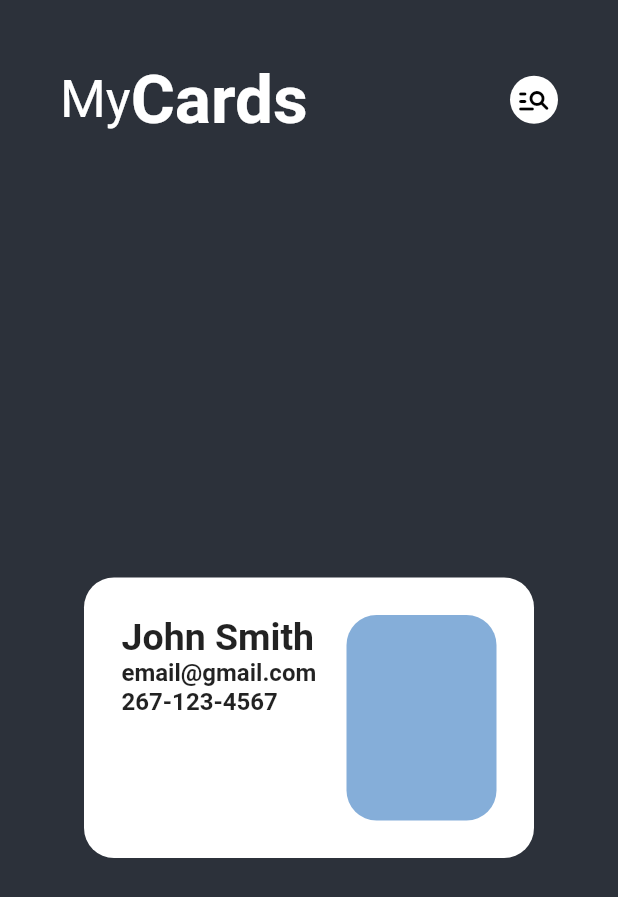
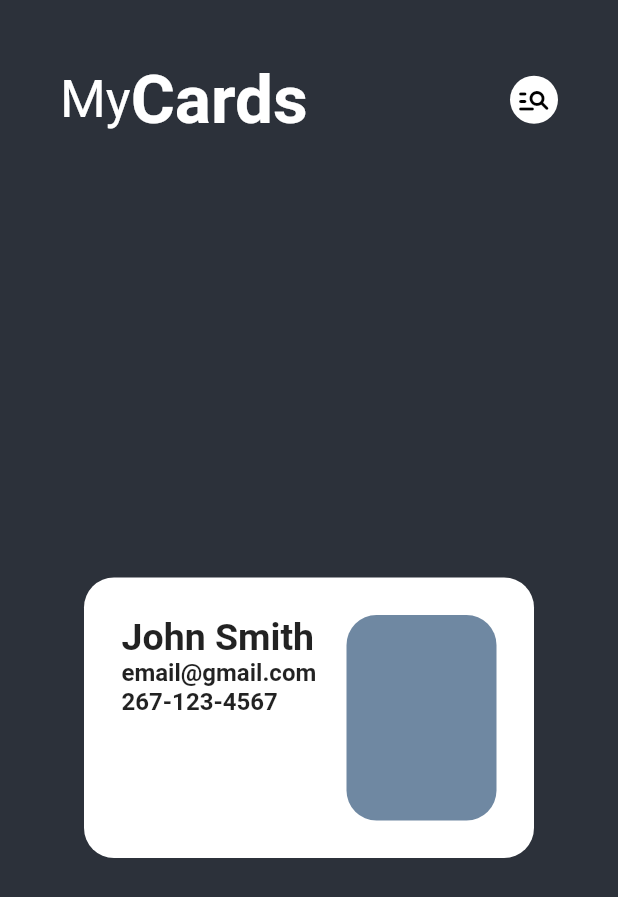
Before and after one commit to FroggoLight/WeCard-CI103-Course-Project, a Flutter app: the screen it shows after launch, on a phone screen of 412 x 824 dp. Shown: the top 897 px of the screen. Run offline on Flutter 3.47's test engine with Material 2 defaults, Android fonts, the phone set to English and light mode, and no system bars.

Commit message:
Deleted unecessary rows

```diff
--- a/carde/lib/Pages/homePage.dart
+++ b/carde/lib/Pages/homePage.dart
@@ -75,7 +75,6 @@ class _HomePageState extends State<HomePage> {
                     mainAxisAlignment: MainAxisAlignment.spaceBetween,
                     children: [
                       // Text Within The Card
-                      Row(children: [
                         Column(
                           crossAxisAlignment: CrossAxisAlignment.start,
                           children: [
@@ -90,16 +89,13 @@ class _HomePageState extends State<HomePage> {
                                     fontSize: 16, fontWeight: FontWeight.bold)),
                           ],
                         ),
-                      ]),
                       // Picture Within The Card
-                      Row(children: [
                         Container(
                             width: 100,
                             height: 150,
                             decoration: BoxDecoration(
-                                color: Color.fromARGB(255, 133, 174, 217),
+                                color: Color.fromARGB(255, 111, 136, 162),
                                 borderRadius: BorderRadius.circular(20)))
-                      ])
                     ],
                   ))
             ]),
```
